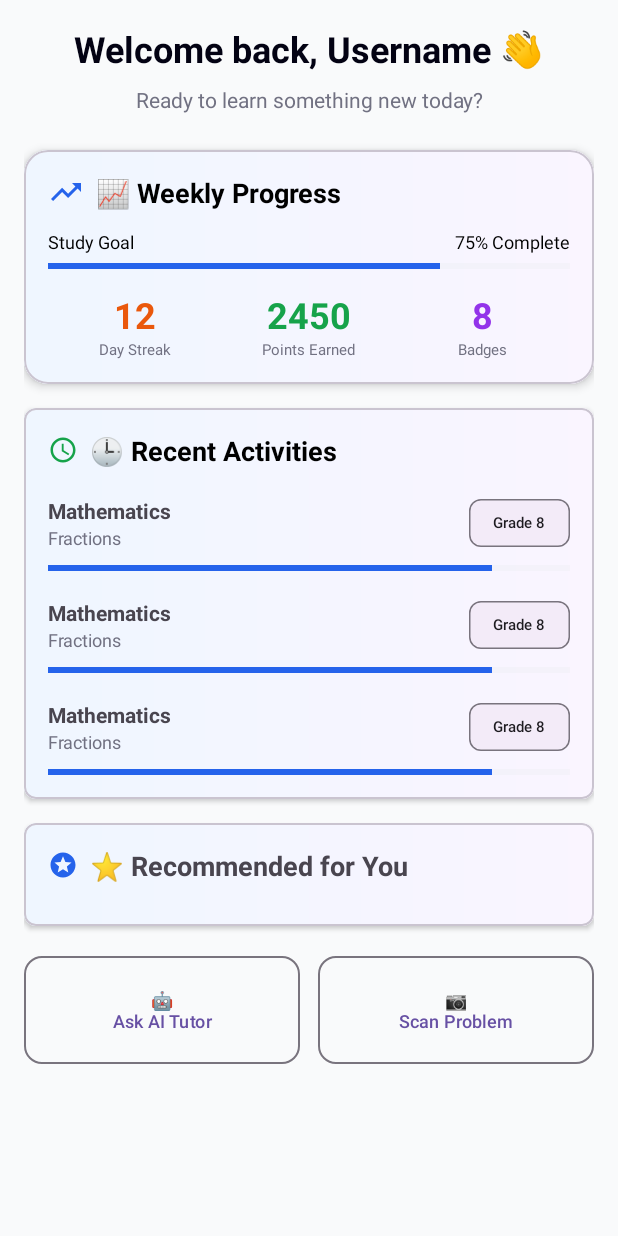
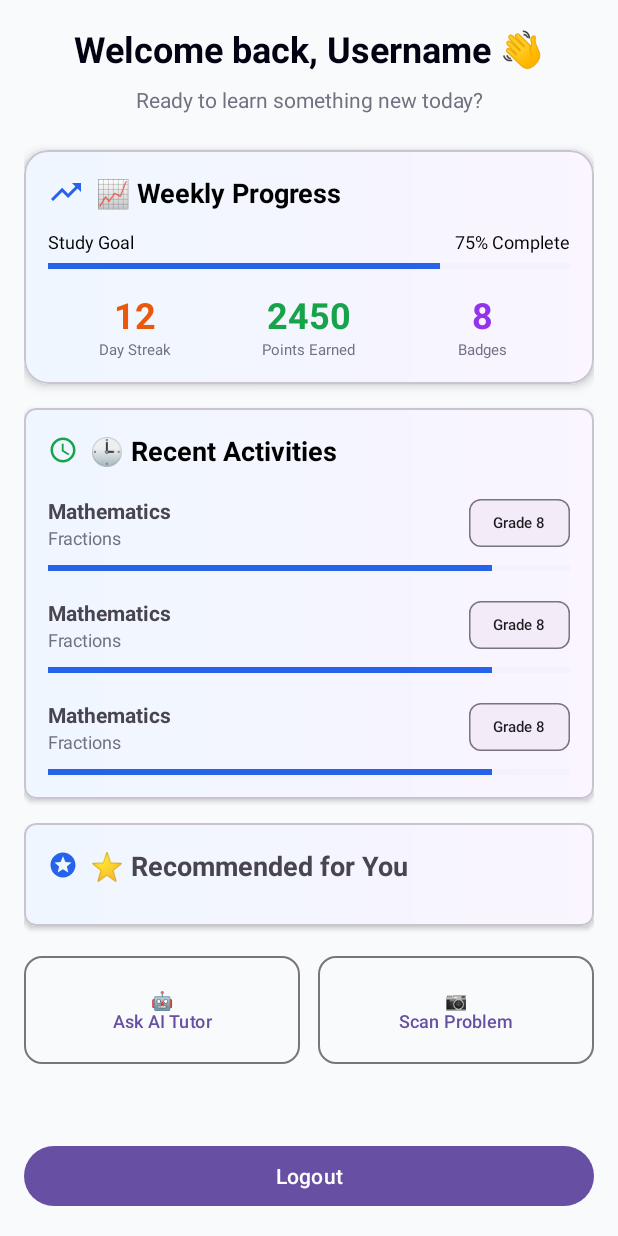
Before and after one commit to st10356506/EduBridge, an Android app: the fragment HomeFragment shown on its own in the app's theme, on a phone screen of 412 x 824 dp. Run offline under Robolectric (Android 15) with nearby library versions, the phone set to English and light mode, and no system bars; 1 statement that could not run was skipped.

```diff
--- a/app/src/main/java/com/example/edubridge/HomeFragment.kt
+++ b/app/src/main/java/com/example/edubridge/HomeFragment.kt
@@ -1,59 +1,38 @@
 package com.example.edubridge
 
+import android.content.Context
+import android.content.Intent
 import android.os.Bundle
-import androidx.fragment.app.Fragment
 import android.view.LayoutInflater
 import android.view.View
 import android.view.ViewGroup
+import android.widget.Button
+import androidx.fragment.app.Fragment
 
-// TODO: Rename parameter arguments, choose names that match
-// the fragment initialization parameters, e.g. ARG_ITEM_NUMBER
-private const val ARG_PARAM1 = "param1"
-private const val ARG_PARAM2 = "param2"
-
-/**
- * A simple [Fragment] subclass.
- * Use the [HomeFragment.newInstance] factory method to
- * create an instance of this fragment.
- */
 class HomeFragment : Fragment() {
-    // TODO: Rename and change types of parameters
-    private var param1: String? = null
-    private var param2: String? = null
-
-    override fun onCreate(savedInstanceState: Bundle?) {
-        super.onCreate(savedInstanceState)
-        arguments?.let {
-            param1 = it.getString(ARG_PARAM1)
-            param2 = it.getString(ARG_PARAM2)
-        }
-    }
 
     override fun onCreateView(
         inflater: LayoutInflater, container: ViewGroup?,
         savedInstanceState: Bundle?
     ): View? {
-        // Inflate the layout for this fragment
-        return inflater.inflate(R.layout.fragment_dashboard, container, false)
+        // This is where you connect the layout file to the fragment
+        return inflater. inflate(R.layout.fragment_dashboard, container, false)
     }
 
-    companion object {
-        /**
-         * Use this factory method to create a new instance of
-         * this fragment using the provided parameters.
-         *
-         * @param param1 Parameter 1.
-         * @param param2 Parameter 2.
-         * @return A new instance of fragment HomeFragment.
-         */
-        // TODO: Rename and change types and number of parameters
-        @JvmStatic
-        fun newInstance(param1: String, param2: String) =
-            HomeFragment().apply {
-                arguments = Bundle().apply {
-                    putString(ARG_PARAM1, param1)
-                    putString(ARG_PARAM2, param2)
-                }
-            }
+    override fun onViewCreated(view: View, savedInstanceState: Bundle?) {
+        super.onViewCreated(view, savedInstanceState)
+
+        // Find the logout button in the layout using its ID
+        val logoutButton = view.findViewById<Button>(R.id.logout_button)
+        logoutButton?.setOnClickListener {
+            // Get SharedPreferences and clear the user data
+            val sharedPref = activity?.getSharedPreferences("user_data", Context.MODE_PRIVATE)
+            sharedPref?.edit()?.clear()?.apply()
+
+            // Navigate back to the LoginActivity and finish MainActivity
+            val intent = Intent(requireContext(), LoginActivity::class.java)
+            startActivity(intent)
+            requireActivity().finish()
+        }
     }
 }
--- a/app/src/main/res/layout/fragment_dashboard.xml
+++ b/app/src/main/res/layout/fragment_dashboard.xml
@@ -1,20 +1,28 @@
 <?xml version="1.0" encoding="utf-8"?>
-<androidx.core.widget.NestedScrollView xmlns:android="http://schemas.android.com/apk/res/android"
+<androidx.constraintlayout.widget.ConstraintLayout xmlns:android="http://schemas.android.com/apk/res/android"
     xmlns:app="http://schemas.android.com/apk/res-auto"
     xmlns:tools="http://schemas.android.com/tools"
     android:layout_width="match_parent"
     android:layout_height="match_parent"
-    android:background="@color/gray_50"
+    android:background="@color/gray_50">
+
+    <androidx.core.widget.NestedScrollView
+        android:id="@+id/nested_scroll_view"
+        android:layout_width="match_parent"
+        android:layout_height="0dp"
         android:paddingHorizontal="16dp"
-    android:paddingBottom="100dp">
+        android:paddingTop="16dp"
+        app:layout_constraintBottom_toTopOf="@id/logout_button"
+        app:layout_constraintEnd_toEndOf="parent"
+        app:layout_constraintStart_toStartOf="parent"
+        app:layout_constraintTop_toTopOf="parent">
 
         <LinearLayout
             android:layout_width="match_parent"
             android:layout_height="wrap_content"
             android:orientation="vertical"
-        android:paddingVertical="16dp">
+            android:paddingBottom="16dp">
 
-        <!-- Welcome Header -->
             <LinearLayout
                 android:layout_width="match_parent"
                 android:layout_height="wrap_content"
@@ -42,7 +50,6 @@
                     android:textSize="14sp" />
             </LinearLayout>
 
-        <!-- Progress Overview Card -->
             <com.google.android.material.card.MaterialCardView
                 android:layout_width="match_parent"
                 android:layout_height="wrap_content"
@@ -57,7 +64,6 @@
                     android:orientation="vertical"
                     android:padding="16dp">
 
-                <!-- Header -->
                     <LinearLayout
                         android:layout_width="match_parent"
                         android:layout_height="wrap_content"
@@ -81,7 +87,6 @@
                             android:textStyle="bold" />
                     </LinearLayout>
 
-                <!-- Progress Bar Section -->
                     <LinearLayout
                         android:layout_width="match_parent"
                         android:layout_height="wrap_content"
@@ -122,13 +127,11 @@
                             android:progressTint="@color/blue_600" />
                     </LinearLayout>
 
-                <!-- Stats Row -->
                     <LinearLayout
                         android:layout_width="match_parent"
                         android:layout_height="wrap_content"
                         android:orientation="horizontal">
 
-                    <!-- Streak Days -->
                         <LinearLayout
                             android:layout_width="0dp"
                             android:layout_height="wrap_content"
@@ -153,7 +156,6 @@
                                 android:textSize="10sp" />
                         </LinearLayout>
 
-                    <!-- Points Earned -->
                         <LinearLayout
                             android:layout_width="0dp"
                             android:layout_height="wrap_content"
@@ -178,7 +180,6 @@
                                 android:textSize="10sp" />
                         </LinearLayout>
 
-                    <!-- Badges -->
                         <LinearLayout
                             android:layout_width="0dp"
                             android:layout_height="wrap_content"
@@ -205,7 +206,6 @@
                 </LinearLayout>
             </com.google.android.material.card.MaterialCardView>
 
-        <!-- Recent Activities Card -->
             <com.google.android.material.card.MaterialCardView
                 android:layout_width="match_parent"
                 android:layout_height="wrap_content"
@@ -216,11 +216,10 @@
                 <LinearLayout
                     android:layout_width="match_parent"
                     android:layout_height="wrap_content"
+                    android:background="@drawable/gradient_blue_purple"
                     android:orientation="vertical"
-                android:background="@drawable/gradient_blue_purple"
                     android:padding="16dp">
 
-                <!-- Header -->
                     <LinearLayout
                         android:layout_width="match_parent"
                         android:layout_height="wrap_content"
@@ -244,7 +243,6 @@
                             android:textStyle="bold" />
                     </LinearLayout>
 
-                <!-- Activities List -->
                     <include
                         layout="@layout/item_activity"
                         android:layout_width="match_parent"
@@ -264,7 +262,6 @@
                 </LinearLayout>
             </com.google.android.material.card.MaterialCardView>
 
-        <!-- Recommended Study Card -->
             <com.google.android.material.card.MaterialCardView
                 android:layout_width="match_parent"
                 android:layout_height="wrap_content"
@@ -275,11 +272,10 @@
                 <LinearLayout
                     android:layout_width="match_parent"
                     android:layout_height="wrap_content"
+                    android:background="@drawable/gradient_blue_purple"
                     android:orientation="vertical"
-                android:background="@drawable/gradient_blue_purple"
                     android:padding="16dp">
 
-                <!-- Header -->
                     <LinearLayout
                         android:layout_width="match_parent"
                         android:layout_height="wrap_content"
@@ -302,7 +298,6 @@
                             android:textStyle="bold" />
                     </LinearLayout>
 
-                <!-- Recommendations List -->
                     <androidx.recyclerview.widget.RecyclerView
                         android:id="@+id/recommendations_recycler"
                         android:layout_width="match_parent"
@@ -313,7 +308,6 @@
                 </LinearLayout>
             </com.google.android.material.card.MaterialCardView>
 
-        <!-- Quick Actions -->
             <LinearLayout
                 android:layout_width="match_parent"
                 android:layout_height="wrap_content"
@@ -343,5 +337,19 @@
                     android:textSize="12sp"
                     app:cornerRadius="12dp" />
             </LinearLayout>
+
         </LinearLayout>
     </androidx.core.widget.NestedScrollView>
+
+    <Button
+        android:id="@+id/logout_button"
+        android:layout_width="0dp"
+        android:layout_height="wrap_content"
+        android:layout_marginHorizontal="16dp"
+        android:layout_marginBottom="16dp"
+        android:text="Logout"
+        app:layout_constraintBottom_toBottomOf="parent"
+        app:layout_constraintEnd_toEndOf="parent"
+        app:layout_constraintStart_toStartOf="parent" />
+
+</androidx.constraintlayout.widget.ConstraintLayout>
```
Lines whose indentation alone changed are shown as unchanged.
